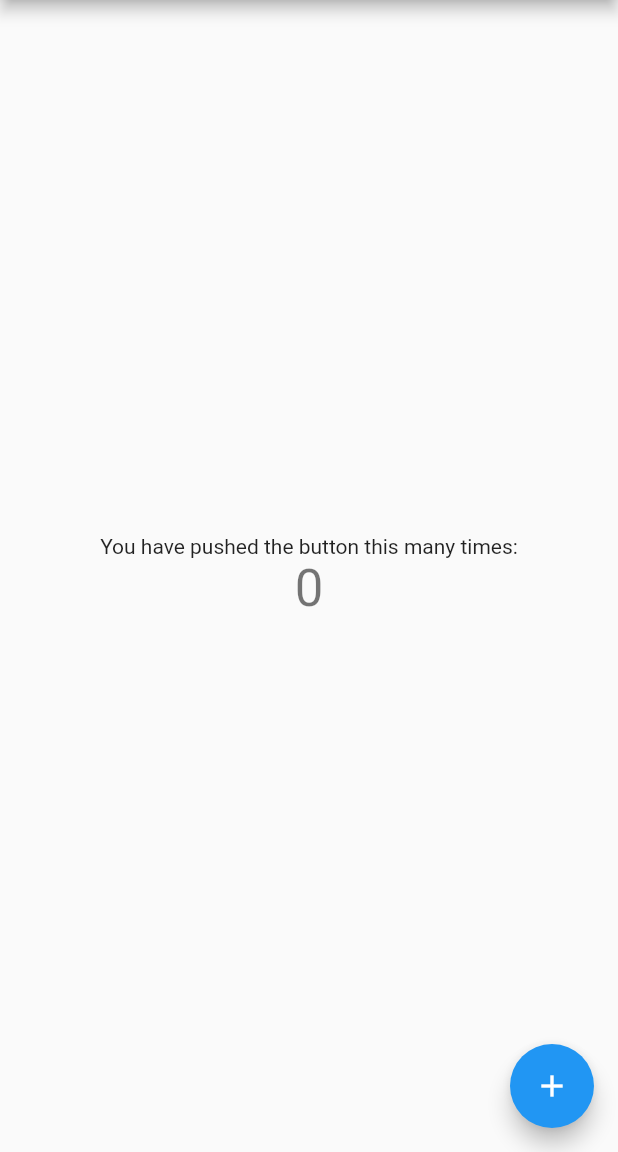
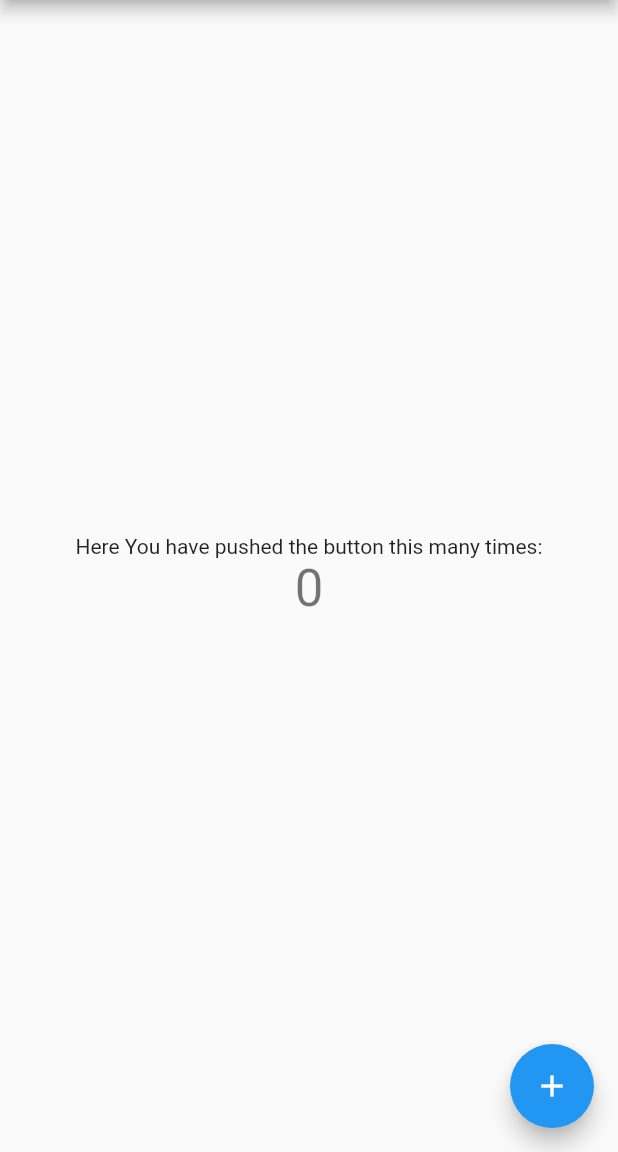
Before and after one commit to ThanukuAishwarya/flutter, a Flutter app: the screen it shows after launch, on a phone screen of 412 x 824 dp, the part 84-1236 px from its top. Run offline on Flutter 3.47's test engine with Material 2 defaults, Android fonts, the phone set to English and light mode, and no system bars.

```diff
--- a/lib/main.dart
+++ b/lib/main.dart
@@ -54,7 +54,7 @@ class _MyHomePageState extends State<MyHomePage> {
           mainAxisAlignment: MainAxisAlignment.center,
           children: <Widget>[
             Text(
-              'You have pushed the button this many times:',
+              'Here You have pushed the button this many times:',
             ),
             StreamBuilder(
                 stream: _stream,
```
